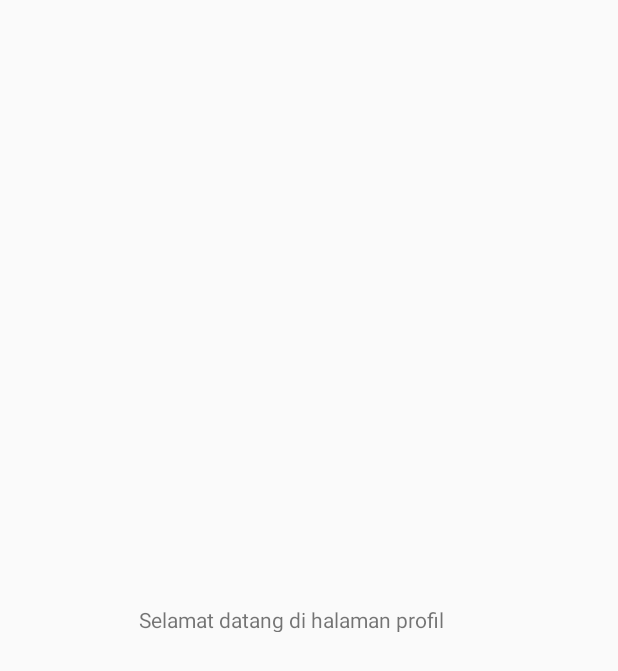
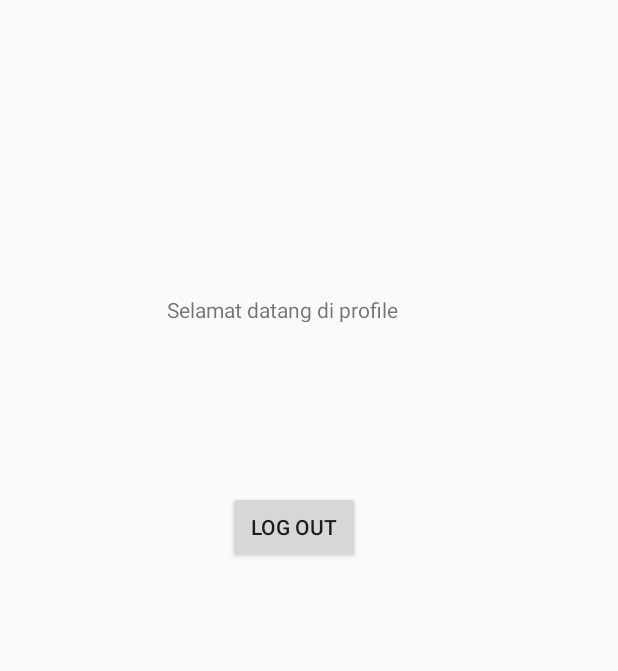
Before and after one commit to io-io-io/holoengsub, an Android app: the Profile screen opened directly, with no data from a screen before it, on a phone screen of 412 x 824 dp. Shown: the top 671 px of the screen. Run offline under Robolectric (Android 15) with nearby library versions, the phone set to English and light mode, and no system bars; our stand-ins replace Firebase (no records; nobody signed in at launch, a user with empty details on screens opened directly).

Commit message:
lanjutan ganti ke firebase
login udah, mau lanjut profile tapi UI mandek

```diff
--- a/app/src/main/res/layout/activity_login.xml
+++ b/app/src/main/res/layout/activity_login.xml
@@ -27,12 +27,12 @@
 
 
     <EditText
-        android:id="@+id/username1"
+        android:id="@+id/email1"
         android:layout_width="wrap_content"
         android:layout_height="wrap_content"
         android:layout_marginTop="0dp"
         android:ems="14"
-        android:hint="@string/username"
+        android:hint="Email"
         android:inputType="textPersonName"
         android:textSize="16sp"
         app:layout_constraintEnd_toEndOf="parent"
@@ -52,7 +52,7 @@
         app:layout_constraintEnd_toEndOf="parent"
         app:layout_constraintHorizontal_bias="0.52"
         app:layout_constraintStart_toStartOf="parent"
-        app:layout_constraintTop_toBottomOf="@+id/username1" />
+        app:layout_constraintTop_toBottomOf="@+id/email1" />
 
     <Button
         android:id="@+id/signin"
--- a/app/src/main/res/layout/activity_profile.xml
+++ b/app/src/main/res/layout/activity_profile.xml
@@ -3,26 +3,34 @@
     xmlns:app="http://schemas.android.com/apk/res-auto"
     xmlns:tools="http://schemas.android.com/tools"
     android:layout_width="match_parent"
-    android:layout_height="match_parent">
+    android:layout_height="match_parent"
+    tools:context=".Profile">
 
-    <ImageView
-        android:id="@+id/imageView4"
-        android:layout_width="wrap_content"
-        android:layout_height="wrap_content"
-        android:layout_marginTop="0dp"
-        app:layout_constraintEnd_toEndOf="parent"
-        app:layout_constraintHorizontal_bias="0.498"
-        app:layout_constraintStart_toStartOf="parent"
-        app:layout_constraintTop_toTopOf="parent"
-        tools:srcCompat="@drawable/profile_bg" />
 
     <TextView
         android:id="@+id/textView5"
         android:layout_width="227dp"
         android:layout_height="18dp"
-        android:text="Selamat datang di halaman profil"
+        android:text="Selamat datang di profile"
         app:layout_constraintBottom_toBottomOf="parent"
         app:layout_constraintEnd_toEndOf="parent"
+        app:layout_constraintHorizontal_bias="0.603"
         app:layout_constraintStart_toStartOf="parent"
-        app:layout_constraintTop_toTopOf="@+id/imageView4" />
+        app:layout_constraintTop_toTopOf="parent"
+        app:layout_constraintVertical_bias="0.244" />
+
+    <Button
+        android:id="@+id/buttonlogout"
+        android:layout_width="wrap_content"
+        android:layout_height="wrap_content"
+        android:layout_marginTop="88dp"
+        android:onClick="logout"
+        android:text="Log out"
+        app:layout_constraintBottom_toBottomOf="parent"
+        app:layout_constraintEnd_toEndOf="parent"
+        app:layout_constraintHorizontal_bias="0.47"
+        app:layout_constraintStart_toStartOf="parent"
+        app:layout_constraintTop_toBottomOf="@+id/textView5"
+        app:layout_constraintVertical_bias="0.052" />
+
 </androidx.constraintlayout.widget.ConstraintLayout>
```
Also changed, not shown: app/src/main/java/umn/ac/id/holoengsub/Login.java (+64 -0 lines), app/src/main/java/umn/ac/id/holoengsub/Profile.java (+15 -0 lines), app/src/main/java/umn/ac/id/holoengsub/Register.java (+10 -0 lines).
